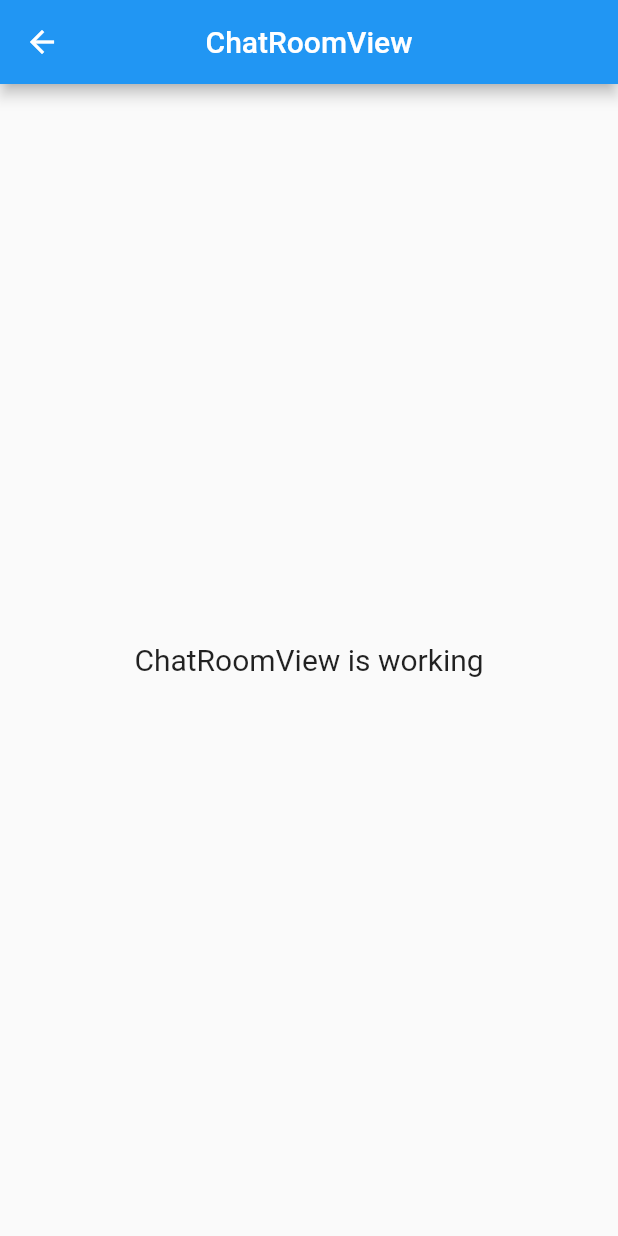
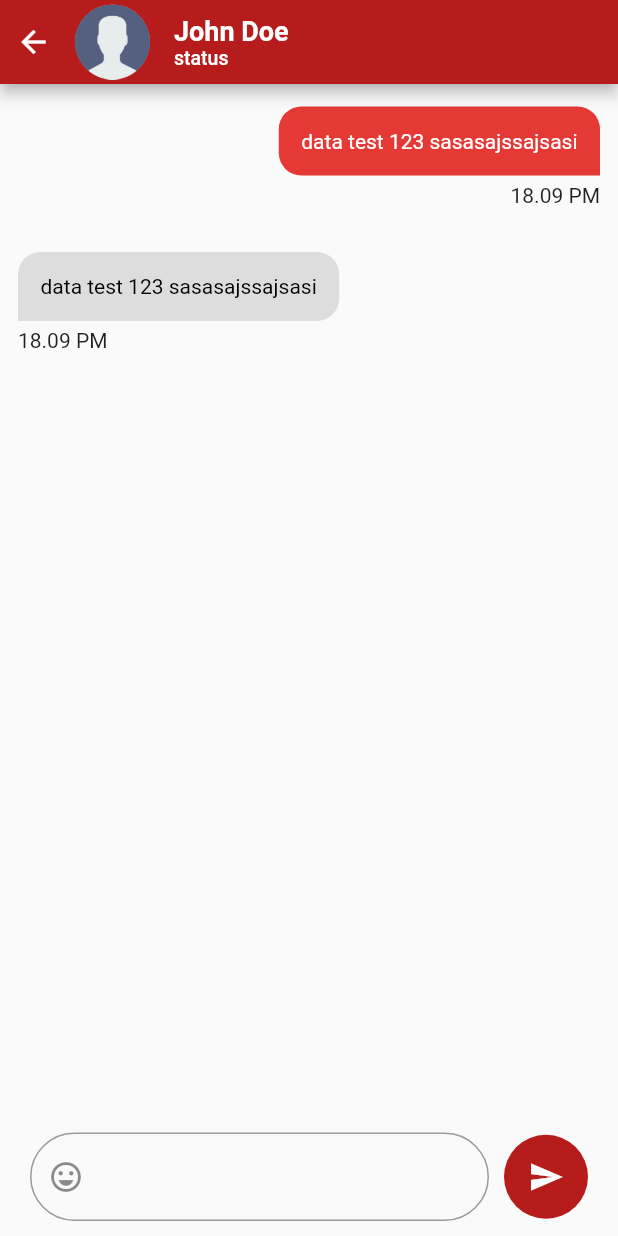
Before and after one commit to fiergetech/chatapp, a Flutter app: the ChatRoomView screen opened by its route, on a phone screen of 412 x 824 dp. Run offline on Flutter 3.47's test engine with Material 2 defaults, Android fonts, the phone set to English and light mode, and no system bars; our stand-ins replace avatar_glow, firebase_core, get, introduction_screen, lottie; accounts and stored records are empty.

Commit message:
chat room

```diff
--- a/lib/app/modules/chat_room/views/chat_room_view.dart
+++ b/lib/app/modules/chat_room/views/chat_room_view.dart
@@ -5,20 +5,165 @@ import 'package:get/get.dart';
 import '../controllers/chat_room_controller.dart';
 
 class ChatRoomView extends GetView<ChatRoomController> {
-  const ChatRoomView({Key? key}) : super(key: key);
   @override
   Widget build(BuildContext context) {
     return Scaffold(
       appBar: AppBar(
-        title: const Text('ChatRoomView'),
-        centerTitle: true,
+        backgroundColor: Colors.red[900],
+        leadingWidth: 100,
+        leading: InkWell(
+          onTap: () => Get.back(),
+          borderRadius: BorderRadius.circular(100),
+          child: Row(
+            mainAxisAlignment: MainAxisAlignment.spaceBetween,
+            children: [
+              SizedBox(width: 5),
+              Icon(Icons.arrow_back),
+              SizedBox(
+                width: 5,
+              ),
+              CircleAvatar(
+                radius: 25,
+                backgroundColor: Colors.grey,
+                child: Image.asset("assets/logo/noimage.png"),
+              ),
+            ],
+          ),
+        ),
+        title: Column(
+          crossAxisAlignment: CrossAxisAlignment.start,
+          children: [
+            Text(
+              'John Doe',
+              style: TextStyle(
+                fontSize: 18,
+                fontWeight: FontWeight.w600,
+              ),
+            ),
+            Text(
+              'status',
+              style: TextStyle(
+                fontSize: 13,
+              ),
+            ),
+          ],
+        ),
+        centerTitle: false,
       ),
-      body: Center(
-        child: Text(
-          'ChatRoomView is working',
-          style: TextStyle(fontSize: 20),
-        ),
+      body: Column(
+        children: [
+          Expanded(
+            child: Container(
+              child: ListView(
+                children: [
+                  ChatItem(
+                    isSender: true,
+                  ),
+                  ChatItem(
+                    isSender: false,
+                  ),
+                ],
+              ),
+            ),
+          ),
+          Container(
+            margin: EdgeInsets.only(bottom: context.mediaQueryPadding.bottom),
+            padding: EdgeInsets.symmetric(horizontal: 20, vertical: 10),
+            width: Get.width,
+            child: Row(
+              mainAxisAlignment: MainAxisAlignment.spaceBetween,
+              children: [
+                Expanded(
+                  child: Container(
+                    child: TextField(
+                      decoration: InputDecoration(
+                        prefixIcon: IconButton(
+                          onPressed: () {},
+                          icon: Icon(Icons.emoji_emotions_outlined),
+                        ),
+                        border: OutlineInputBorder(
+                          borderRadius: BorderRadius.circular(100),
+                        ),
+                      ),
+                    ),
+                  ),
+                ),
+                SizedBox(width: 10),
+                Material(
+                  borderRadius: BorderRadius.circular(100),
+                  color: Colors.red[900],
+                  child: InkWell(
+                    borderRadius: BorderRadius.circular(100),
+                    onTap: () {},
+                    child: Padding(
+                      padding: const EdgeInsets.all(16),
+                      child: Icon(
+                        Icons.send,
+                        color: Colors.white,
+                      ),
+                    ),
+                  ),
+                ),
+              ],
+            ),
+          ),
+        ],
       ),
     );
   }
 }
+
+class ChatItem extends StatelessWidget {
+  const ChatItem({
+    Key? key,
+    required this.isSender,
+  }) : super(key: key);
+
+  final bool isSender;
+
+  @override
+  Widget build(BuildContext context) {
+    return Container(
+      padding: EdgeInsets.symmetric(
+        vertical: 15,
+        horizontal: 12,
+      ),
+      child: Column(
+        crossAxisAlignment:
+            isSender ? CrossAxisAlignment.end : CrossAxisAlignment.start,
+        children: [
+          Container(
+            decoration: BoxDecoration(
+              color: isSender
+                  ? Colors.red[600]
+                  : Color.fromARGB(248, 220, 220, 220),
+              borderRadius: isSender
+                  ? BorderRadius.only(
+                      topLeft: Radius.circular(15),
+                      topRight: Radius.circular(15),
+                      bottomLeft: Radius.circular(15),
+                    )
+                  : BorderRadius.only(
+                      topLeft: Radius.circular(15),
+                      topRight: Radius.circular(15),
+                      bottomRight: Radius.circular(15),
+                    ),
+            ),
+            padding: EdgeInsets.all(15),
+            child: Text(
+              "data test 123 sasasajssajsasi",
+              style: TextStyle(
+                color: isSender ? Colors.white : Colors.black,
+              ),
+            ),
+          ),
+          SizedBox(
+            height: 5,
+          ),
+          Text("18.09 PM"),
+        ],
+      ),
+      alignment: isSender ? Alignment.centerRight : Alignment.centerLeft,
+    );
+  }
+}
--- a/lib/app/routes/app_pages.dart
+++ b/lib/app/routes/app_pages.dart
@@ -1,5 +1,7 @@
 import 'package:get/get.dart';
 
+import '../modules/change_profile/bindings/change_profile_binding.dart';
+import '../modules/change_profile/views/change_profile_view.dart';
 import '../modules/chat_room/bindings/chat_room_binding.dart';
 import '../modules/chat_room/views/chat_room_view.dart';
 import '../modules/home/bindings/home_binding.dart';
@@ -12,6 +14,8 @@ import '../modules/profile/bindings/profile_binding.dart';
 import '../modules/profile/views/profile_view.dart';
 import '../modules/search/bindings/search_binding.dart';
 import '../modules/search/views/search_view.dart';
+import '../modules/update_status/bindings/update_status_binding.dart';
+import '../modules/update_status/views/update_status_view.dart';
 
 part 'app_routes.dart';
 
@@ -49,5 +53,15 @@ class AppPages {
       page: () => SearchView(),
       binding: SearchBinding(),
     ),
+    GetPage(
+      name: _Paths.UPDATE_STATUS,
+      page: () => const UpdateStatusView(),
+      binding: UpdateStatusBinding(),
+    ),
+    GetPage(
+      name: _Paths.CHANGE_PROFILE,
+      page: () => const ChangeProfileView(),
+      binding: ChangeProfileBinding(),
+    ),
   ];
 }
--- a/lib/app/routes/app_routes.dart
+++ b/lib/app/routes/app_routes.dart
@@ -9,6 +9,8 @@ abstract class Routes {
   static const PROFILE = _Paths.PROFILE;
   static const CHAT_ROOM = _Paths.CHAT_ROOM;
   static const SEARCH = _Paths.SEARCH;
+  static const UPDATE_STATUS = _Paths.UPDATE_STATUS;
+  static const CHANGE_PROFILE = _Paths.CHANGE_PROFILE;
 }
 
 abstract class _Paths {
@@ -19,4 +21,6 @@ abstract class _Paths {
   static const PROFILE = '/profile';
   static const CHAT_ROOM = '/chat-room';
   static const SEARCH = '/search';
+  static const UPDATE_STATUS = '/update-status';
+  static const CHANGE_PROFILE = '/change-profile';
 }
```
Also changed, not shown: lib/app/modules/change_profile/bindings/change_profile_binding.dart (added, +12 -0 lines), lib/app/modules/change_profile/controllers/change_profile_controller.dart (added, +24 -0 lines), lib/app/modules/change_profile/views/change_profile_view.dart (added, +161 -0 lines), lib/app/modules/profile/views/profile_view.dart (+7 -6 lines), lib/app/modules/update_status/bindings/update_status_binding.dart (added, +12 -0 lines), lib/app/modules/update_status/controllers/update_status_controller.dart (added, +23 -0 lines), lib/app/modules/update_status/views/update_status_view.dart (added, +73 -0 lines).
